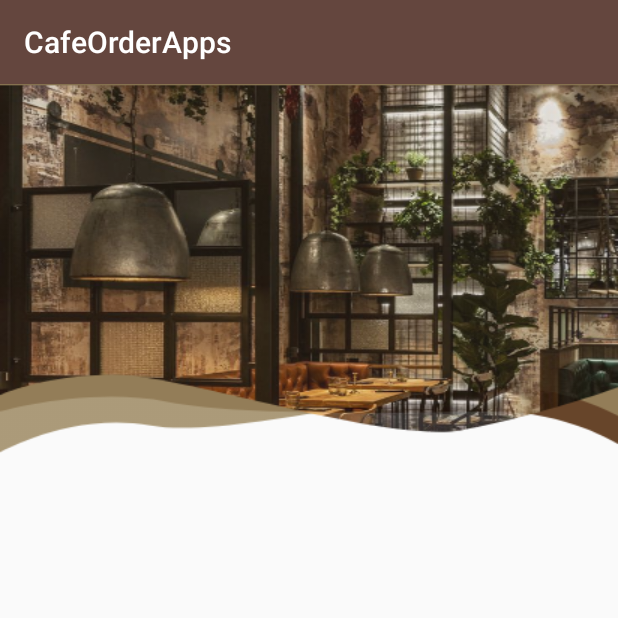
After one commit to DeaAnandita/CafeOrderApps, an Android app: the HomeActivity screen opened directly, with no data from a screen before it, on a phone screen of 412 x 824 dp, the top half of it. The commit adds this screen. Run offline under Robolectric (Android 15) with nearby library versions, the phone set to English and light mode, and no system bars.

Commit message:
home page

```diff
--- a/app/build.gradle
+++ b/app/build.gradle
@@ -21,6 +21,7 @@ android {
 
 dependencies {
     implementation fileTree(dir: 'libs', include: ['*.jar'])
+    implementation 'com.google.android.material:material:1.0.0'
     implementation 'androidx.appcompat:appcompat:1.0.2'
     implementation 'androidx.constraintlayout:constraintlayout:1.1.3'
     testImplementation 'junit:junit:4.12'
--- a/app/src/main/AndroidManifest.xml
+++ b/app/src/main/AndroidManifest.xml
@@ -9,6 +9,7 @@
         android:roundIcon="@mipmap/ic_launcher_round"
         android:supportsRtl="true"
         android:theme="@style/AppTheme">
+        <activity android:name=".HomeActivity"></activity>
         <activity android:name=".MainActivity">
             <intent-filter>
                 <action android:name="android.intent.action.MAIN" />
--- /dev/null
+++ b/app/src/main/java/com/example/cafeorderapps/HomeActivity.java
@@ -0,0 +1,14 @@
+package com.example.cafeorderapps;
+
+import androidx.appcompat.app.AppCompatActivity;
+
+import android.os.Bundle;
+
+public class HomeActivity extends AppCompatActivity {
+
+    @Override
+    protected void onCreate(Bundle savedInstanceState) {
+        super.onCreate(savedInstanceState);
+        setContentView(R.layout.activity_home);
+    }
+}
--- /dev/null
+++ b/app/src/main/res/drawable/btnlogin.xml
@@ -0,0 +1,6 @@
+<?xml version="1.0" encoding="utf-8"?>
+<shape xmlns:android="http://schemas.android.com/apk/res/android">
+
+    <solid android:color="@color/white"/>
+    <corners android:radius="100dp"/>
+</shape>
--- /dev/null
+++ b/app/src/main/res/layout/activity_home.xml
@@ -0,0 +1,39 @@
+<?xml version="1.0" encoding="utf-8"?>
+<androidx.constraintlayout.widget.ConstraintLayout xmlns:android="http://schemas.android.com/apk/res/android"
+    xmlns:app="http://schemas.android.com/apk/res-auto"
+    xmlns:tools="http://schemas.android.com/tools"
+    android:layout_width="match_parent"
+    android:layout_height="match_parent"
+    tools:context=".HomeActivity">
+
+    <ImageView
+        android:id="@+id/bg"
+        android:layout_width="match_parent"
+        android:layout_height="246dp"
+        android:background="@mipmap/bg_home"
+        app:layout_constraintLeft_toLeftOf="parent"
+        app:layout_constraintRight_toRightOf="parent"
+        app:layout_constraintTop_toTopOf="parent" />
+
+<!--    <com.google.android.material.textfield.TextInputLayout-->
+<!--        app:layout_constraintTop_toBottomOf="@+id/bg"-->
+<!--        android:layout_width="match_parent"-->
+<!--        android:layout_height="wrap_content"-->
+<!--        android:layout_marginHorizontal="20dp"-->
+<!--        android:layout_marginTop="10dp">-->
+
+<!--        <EditText-->
+<!--            android:id="@+id/edNoMeja"-->
+<!--            android:layout_width="match_parent"-->
+<!--            android:layout_height="wrap_content"-->
+<!--            android:hint="No. Meja" />-->
+<!--    </com.google.android.material.textfield.TextInputLayout>-->
+
+    <androidx.recyclerview.widget.RecyclerView
+        app:layout_constraintTop_toBottomOf="@+id/bg"
+        android:layout_marginTop="20dp"
+        android:layout_marginHorizontal="20dp"
+        android:layout_width="match_parent"
+        android:layout_height="wrap_content"/>
+
+</androidx.constraintlayout.widget.ConstraintLayout>
--- a/app/src/main/res/values/colors.xml
+++ b/app/src/main/res/values/colors.xml
@@ -1,6 +1,7 @@
 <?xml version="1.0" encoding="utf-8"?>
 <resources>
-    <color name="colorPrimary">#008577</color>
-    <color name="colorPrimaryDark">#00574B</color>
-    <color name="colorAccent">#D81B60</color>
+    <color name="colorPrimary">#64463E</color>
+    <color name="colorPrimaryDark">#4B3934</color>
+    <color name="colorAccent">#9D7261</color>
+    <color name="white">#ffffff</color>
 </resources>
```
Also changed, not shown: app/src/main/res/layout/activity_main.xml (+38 -9 lines), app/src/main/res/mipmap-hdpi/bg_home.png (added), app/src/main/res/mipmap-hdpi/cafe_bg.png (added).
